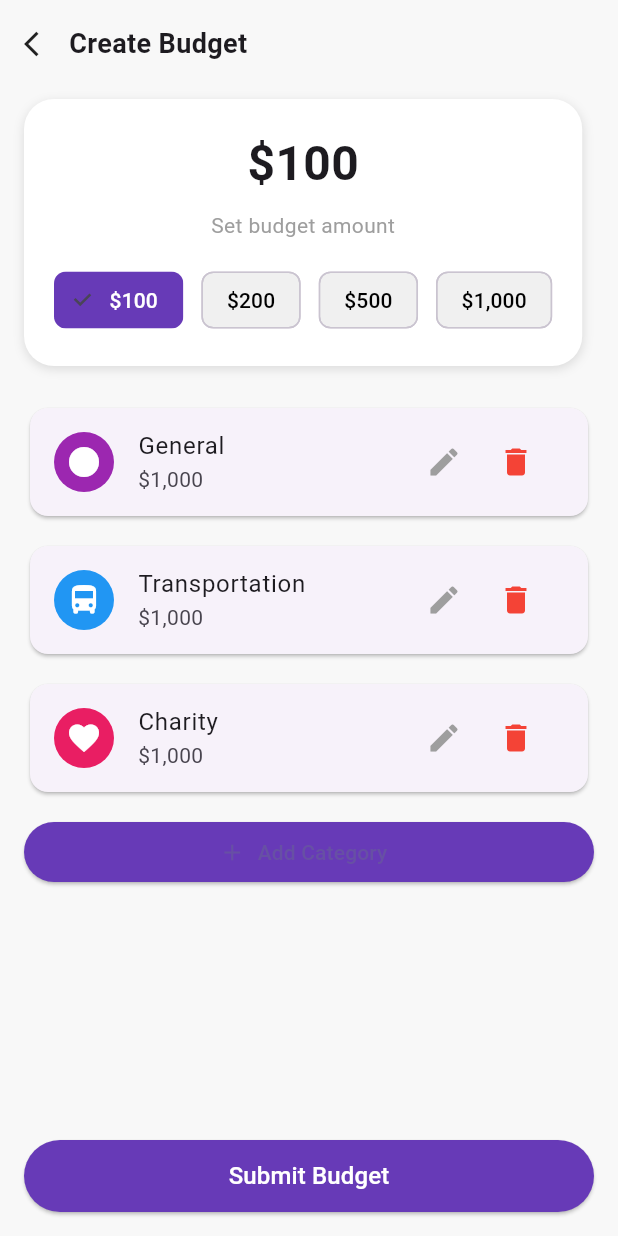
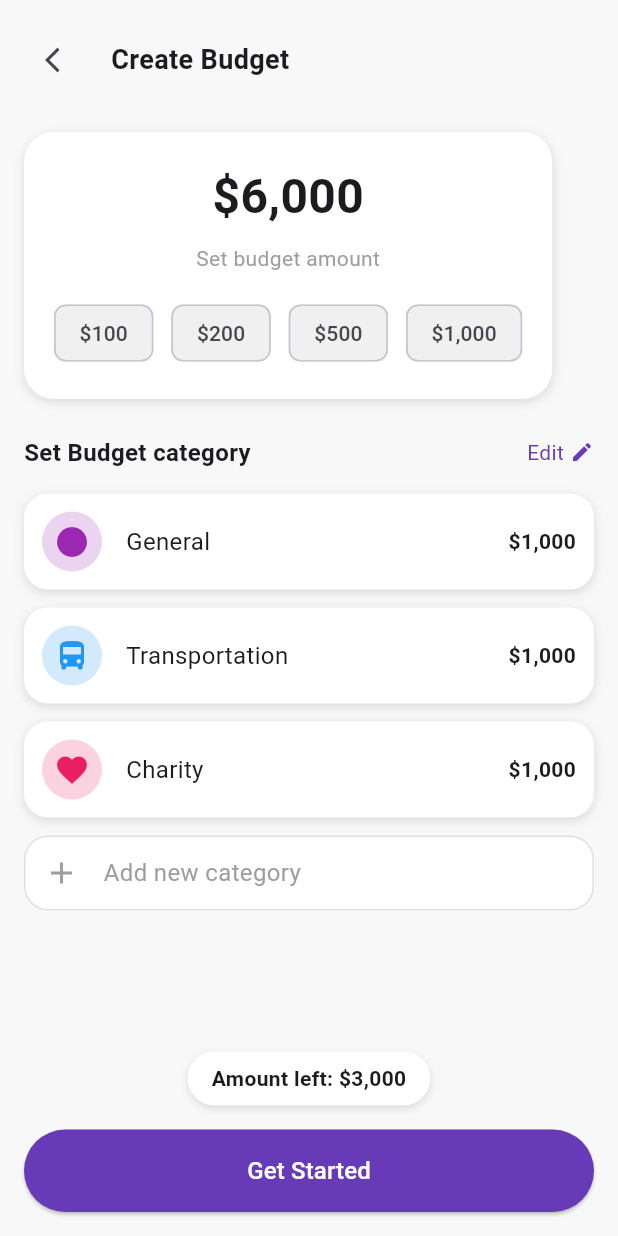
Before and after one commit to priyamtripathiii03/fintrackapp, a Flutter app: the CreateBudgetScreen screen opened by its route, on a phone screen of 412 x 824 dp. Run offline on Flutter 3.47's test engine with Material 3 defaults, Android fonts, the light colour scheme and no system bars; our stand-ins replace percent_indicator, pie_chart; network calls fail.

Commit message:
11-07-2025

```diff
--- a/lib/budget_screen.dart
+++ b/lib/budget_screen.dart
@@ -1,3 +1,5 @@
+import 'package:fintrackapp/views/budget_successfull_screen.dart';
+import 'package:fintrackapp/views/category_screen.dart';
 import 'package:flutter/material.dart';
 
 class BudgetCategory {
@@ -22,60 +24,28 @@ class CreateBudgetScreen extends StatefulWidget {
 }
 
 class _CreateBudgetScreenState extends State<CreateBudgetScreen> {
-  List<BudgetCategory> categories = [
-    BudgetCategory(icon: Icons.circle, color: Colors.purple, name: "General", amount: "\$1,000"),
-    BudgetCategory(icon: Icons.directions_bus, color: Colors.blue, name: "Transportation", amount: "\$1,000"),
-    BudgetCategory(icon: Icons.favorite, color: Colors.pink, name: "Charity", amount: "\$1,000"),
+  final List<BudgetCategory> categories = [
+    BudgetCategory(name: "General", icon: Icons.circle, color: Colors.purple, amount: "\$1,000"),
+    BudgetCategory(name: "Transportation", icon: Icons.directions_bus, color: Colors.blue, amount: "\$1,000"),
+    BudgetCategory(name: "Charity", icon: Icons.favorite, color: Colors.pink, amount: "\$1,000"),
   ];
 
-  final List<String> predefinedAmounts = ["100", "200", "500", "1,000"];
-  String selectedAmount = "100";
-
-  @override
-  void dispose() {
-    // Dispose any controllers if added later (currently none)
-    super.dispose();
-  }
-
   void _addNewCategory() async {
-    final newCategory = await Navigator.push<BudgetCategory>(
+    final newCategory = await Navigator.push(
       context,
       MaterialPageRoute(builder: (context) => const CreateCategoryScreen()),
     );
 
-    if (newCategory != null) {
+    if (newCategory != null && newCategory is BudgetCategory) {
       setState(() {
         categories.add(BudgetCategory(
           name: newCategory.name,
           icon: newCategory.icon,
           color: newCategory.color,
-          amount: "\$$selectedAmount",
+          amount: "\$1,000",
         ));
       });
     }
-  }
-
-  void _editCategory(int index) async {
-    final edited = await showDialog<BudgetCategory>(
-      context: context,
-      builder: (context) => EditCategoryDialog(category: categories[index]),
-    );
-
-    if (edited != null) {
-      setState(() {
-        categories[index] = edited;
-      });
-    }
-  }
-
-  void _deleteCategory(int index) {
-    setState(() {
-      categories.removeAt(index);
-    });
-  }
-
-  void _submitBudget() {
-    Navigator.pop(context, categories);
   }
 
   @override
@@ -88,114 +58,130 @@ class _CreateBudgetScreenState extends State<CreateBudgetScreen> {
           child: Column(
             crossAxisAlignment: CrossAxisAlignment.start,
             children: [
-              // Back & Title
               Row(
                 children: [
-                  GestureDetector(
-                    onTap: () => Navigator.pop(context, categories),
-                    child: const Icon(Icons.arrow_back_ios, size: 20),
+                  IconButton(
+                    icon: const Icon(Icons.arrow_back_ios, size: 20),
+                    onPressed: () => Navigator.pop(context),
                   ),
                   const SizedBox(width: 10),
-                  const Text(
-                    "Create Budget",
-                    style: TextStyle(fontSize: 18, fontWeight: FontWeight.bold),
-                  ),
+                  const Text("Create Budget",
+                      style: TextStyle(fontSize: 18, fontWeight: FontWeight.bold)),
                 ],
               ),
               const SizedBox(height: 24),
-
-              // Budget amount selector
               Container(
                 padding: const EdgeInsets.all(20),
                 decoration: BoxDecoration(
                   color: Colors.white,
                   borderRadius: BorderRadius.circular(20),
-                  boxShadow: const [
+                  boxShadow: [
                     BoxShadow(color: Colors.black12, blurRadius: 5, offset: Offset(0, 2))
                   ],
                 ),
                 child: Column(
                   children: [
-                    Text('\$$selectedAmount',
-                        style: const TextStyle(fontSize: 32, fontWeight: FontWeight.bold)),
+                    const Text('\$6,000',
+                        style: TextStyle(fontSize: 32, fontWeight: FontWeight.bold)),
                     const SizedBox(height: 8),
                     const Text("Set budget amount", style: TextStyle(color: Colors.grey)),
                     const SizedBox(height: 16),
                     Wrap(
                       spacing: 12,
-                      children: predefinedAmounts.map((amount) {
-                        final isSelected = amount == selectedAmount;
-                        return ChoiceChip(
+                      children: [
+                        for (var amount in ["100", "200", "500", "1,000"])
+                          Chip(
                             label: Text("\$$amount"),
-                          selected: isSelected,
-                          selectedColor: Colors.deepPurple,
                             backgroundColor: const Color(0xFFF0F0F0),
-                          labelStyle: TextStyle(color: isSelected ? Colors.white : Colors.black),
-                          onSelected: (_) {
-                            setState(() {
-                              selectedAmount = amount;
-                            });
-                          },
-                        );
-                      }).toList(),
-                    ),
+                          )
+                      ],
+                    )
                   ],
                 ),
               ),
               const SizedBox(height: 24),
-
-              // Categories list with add button
+              Row(
+                mainAxisAlignment: MainAxisAlignment.spaceBetween,
+                children: const [
+                  Text("Set Budget category",
+                      style: TextStyle(fontSize: 16, fontWeight: FontWeight.bold)),
+                  Row(
+                    children: [
+                      Text("Edit", style: TextStyle(color: Colors.deepPurple)),
+                      SizedBox(width: 4),
+                      Icon(Icons.edit, size: 16, color: Colors.deepPurple),
+                    ],
+                  )
+                ],
+              ),
+              const SizedBox(height: 16),
               Expanded(
-                child: ListView.separated(
-                  itemCount: categories.length + 1,
-                  separatorBuilder: (_, __) => const SizedBox(height: 12),
-                  itemBuilder: (context, index) {
-                    if (index == categories.length) {
-                      return ElevatedButton.icon(
-                        icon: const Icon(Icons.add),
-                        label: const Text("Add Category"),
-                        style: ElevatedButton.styleFrom(
-                          backgroundColor: Colors.deepPurple,
+                child: ListView(
+                  children: [
+                    ...categories.map((cat) => CategoryTile(
+                      icon: cat.icon,
+                      color: cat.color,
+                      title: cat.name,
+                      amount: cat.amount,
+                    )),
+                    GestureDetector(
+                      onTap: _addNewCategory,
+                      child: Container(
+                        margin: const EdgeInsets.only(bottom: 12),
+                        padding: const EdgeInsets.all(12),
+                        decoration: BoxDecoration(
+                          color: Colors.white,
+                          borderRadius: BorderRadius.circular(16),
+                          border: Border.all(color: Colors.grey.shade300),
                         ),
-                        onPressed: _addNewCategory,
-                      );
-                    }
-
-                    final cat = categories[index];
-                    return Card(
-                      shape: RoundedRectangleBorder(borderRadius: BorderRadius.circular(12)),
-                      child: ListTile(
-                        leading: CircleAvatar(backgroundColor: cat.color, child: Icon(cat.icon, color: Colors.white)),
-                        title: Text(cat.name),
-                        subtitle: Text(cat.amount),
-                        trailing: Row(
-                          mainAxisSize: MainAxisSize.min,
+                        child: const Row(
                           children: [
-                            IconButton(
-                              icon: const Icon(Icons.edit, color: Colors.grey),
-                              onPressed: () => _editCategory(index),
-                            ),
-                            IconButton(
-                              icon: const Icon(Icons.delete, color: Colors.red),
-                              onPressed: () => _deleteCategory(index),
-                            ),
+                            Icon(Icons.add, color: Colors.grey),
+                            SizedBox(width: 16),
+                            Text("Add new category",
+                                style: TextStyle(color: Colors.grey, fontSize: 16))
                           ],
                         ),
                       ),
+                    )
+                  ],
+                ),
+              ),
+              Center(
+                child: Container(
+                  padding: const EdgeInsets.symmetric(horizontal: 16, vertical: 8),
+                  decoration: BoxDecoration(
+                    color: Colors.white,
+                    borderRadius: BorderRadius.circular(20),
+                    boxShadow: [
+                      BoxShadow(color: Colors.black12, blurRadius: 4, offset: Offset(0, 2))
+                    ],
+                  ),
+                  child: const Text("Amount left: \$3,000",
+                      style: TextStyle(fontWeight: FontWeight.bold)),
+                ),
+              ),
+              const SizedBox(height: 16),
+              SizedBox(
+                width: double.infinity,
+                child: GestureDetector(
+                  onTap: () {
+              MaterialPageRoute(
+              builder: (context) => const BudgetScreen(),
               );
               },
+                  child: ElevatedButton(
+                    style: ElevatedButton.styleFrom(
+                      padding: const EdgeInsets.symmetric(vertical: 16),
+                      backgroundColor: Colors.deepPurple,
+                      shape: RoundedRectangleBorder(borderRadius: BorderRadius.circular(30)),
+                    ),
+                    onPressed: () {  },
+                    child: const Text("Get Started",
+                        style: TextStyle(fontSize: 16, color: Colors.white)),
                   ),
                 ),
-
-              // Submit Button
-              ElevatedButton(
-                onPressed: _submitBudget,
-                style: ElevatedButton.styleFrom(
-                  backgroundColor: Colors.deepPurple,
-                  minimumSize: const Size.fromHeight(48),
               ),
-                child: const Text("Submit Budget", style: TextStyle(color: Colors.white, fontSize: 16)),
-              )
             ],
           ),
         ),
@@ -204,117 +190,43 @@ class _CreateBudgetScreenState extends State<CreateBudgetScreen> {
   }
 }
 
-// Screen to create a new category
-class CreateCategoryScreen extends StatefulWidget {
-  const CreateCategoryScreen({super.key});
+class CategoryTile extends StatelessWidget {
+  final IconData icon;
+  final Color color;
+  final String title;
+  final String amount;
 
-  @override
-  State<CreateCategoryScreen> createState() => _CreateCategoryScreenState();
-}
-
-class _CreateCategoryScreenState extends State<CreateCategoryScreen> {
-  final _nameController = TextEditingController();
-  IconData selectedIcon = Icons.category;
-  Color selectedColor = Colors.deepPurple;
-
-  @override
-  void dispose() {
-    _nameController.dispose();
-    super.dispose();
-  }
+  const CategoryTile({
+    super.key,
+    required this.icon,
+    required this.color,
+    required this.title,
+    required this.amount,
+  });
 
   @override
   Widget build(BuildContext context) {
-    return Scaffold(
-      appBar: AppBar(title: const Text("Add Category")),
-      body: Padding(
-        padding: const EdgeInsets.all(16),
-        child: Column(
-          children: [
-            TextField(
-              controller: _nameController,
-              decoration: const InputDecoration(labelText: "Category Name"),
-            ),
-            const SizedBox(height: 20),
-            ElevatedButton(
-              onPressed: () {
-                final name = _nameController.text.trim();
-                if (name.isEmpty) return;
-                Navigator.pop(
-                  context,
-                  BudgetCategory(
-                    name: name,
-                    icon: selectedIcon,
-                    color: selectedColor,
-                    amount: "\$100", // default amount for new category
-                  ),
-                );
-              },
-              child: const Text("Add"),
-            ),
+    return Container(
+      margin: const EdgeInsets.only(bottom: 12),
+      padding: const EdgeInsets.all(12),
+      decoration: BoxDecoration(
+        color: Colors.white,
+        borderRadius: BorderRadius.circular(16),
+        boxShadow: [
+          BoxShadow(color: Colors.black12, blurRadius: 5, offset: Offset(0, 2))
         ],
       ),
+      child: Row(
+        children: [
+          CircleAvatar(
+            backgroundColor: color.withOpacity(0.2),
+            child: Icon(icon, color: color),
+          ),
+          const SizedBox(width: 16),
+          Expanded(child: Text(title, style: const TextStyle(fontSize: 16))),
+          Text(amount, style: const TextStyle(fontWeight: FontWeight.bold))
+        ],
       ),
     );
   }
 }
-
-// Dialog to edit category
-class EditCategoryDialog extends StatefulWidget {
-  final BudgetCategory category;
-
-  const EditCategoryDialog({super.key, required this.category});
-
-  @override
-  State<EditCategoryDialog> createState() => _EditCategoryDialogState();
-}
-
-class _EditCategoryDialogState extends State<EditCategoryDialog> {
-  late TextEditingController _nameController;
-  late IconData _icon;
-  late Color _color;
-  late String _amount;
-
-  @override
-  void initState() {
-    super.initState();
-    _nameController = TextEditingController(text: widget.category.name);
-    _icon = widget.category.icon;
-    _color = widget.category.color;
-    _amount = widget.category.amount;
-  }
-
-  @override
-  void dispose() {
-    _nameController.dispose();
-    super.dispose();
-  }
-
-  @override
-  Widget build(BuildContext context) {
-    return AlertDialog(
-      title: const Text("Edit Category"),
-      content: Column(
-        mainAxisSize: MainAxisSize.min,
-        children: [
-          TextField(controller: _nameController, decoration: const InputDecoration(labelText: "Name")),
-          // You can add editing for icon, color, and amount here if needed
-        ],
-      ),
-      actions: [
-        TextButton(onPressed: () => Navigator.pop(context), child: const Text("Cancel")),
-        ElevatedButton(
-          onPressed: () {
-            final name = _nameController.text.trim();
-            if (name.isEmpty) return;
-            Navigator.pop(
-              context,
-              BudgetCategory(name: name, icon: _icon, color: _color, amount: _amount),
-            );
-          },
-          child: const Text("Save"),
-        )
-      ],
-    );
-  }
-}
--- a/lib/views/category_screen.dart
+++ b/lib/views/category_screen.dart
@@ -1,18 +1,6 @@
 import 'package:flutter/material.dart';
+import '../budget_screen.dart';
 
-class BudgetCategory {
-  final String name;
-  final IconData icon;
-  final Color color;
-  final String amount;
-
-  BudgetCategory({
-    required this.name,
-    required this.icon,
-    required this.color,
-    required this.amount,
-  });
-}
 
 class CreateCategoryScreen extends StatefulWidget {
   const CreateCategoryScreen({super.key});
@@ -181,7 +169,7 @@ class _CreateCategoryScreenState extends State<CreateCategoryScreen> {
                         name: _controller.text.trim(),
                         icon: getIconForCategory(_controller.text),
                         color: colorOptions[selectedColorIndex],
-                        amount: "", // Budget amount will be set later
+                        amount: "",
                       );
 
                       Navigator.pop(context, newCategory);
--- a/lib/views/home_page.dart
+++ b/lib/views/home_page.dart
@@ -1,5 +1,6 @@
 import 'package:flutter/material.dart';
 import '../budget_screen.dart';
+import 'category_screen.dart' hide BudgetCategory;
 
 
 class DashboardScreen extends StatefulWidget {
```
Lines whose indentation alone changed are shown as unchanged.
